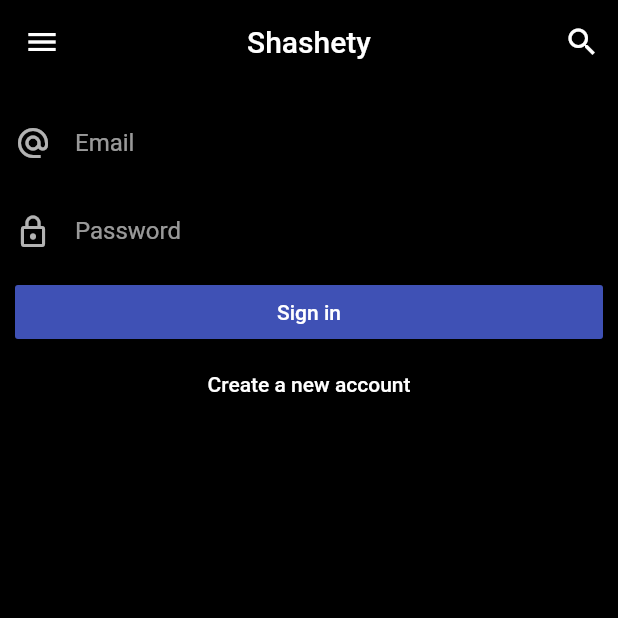
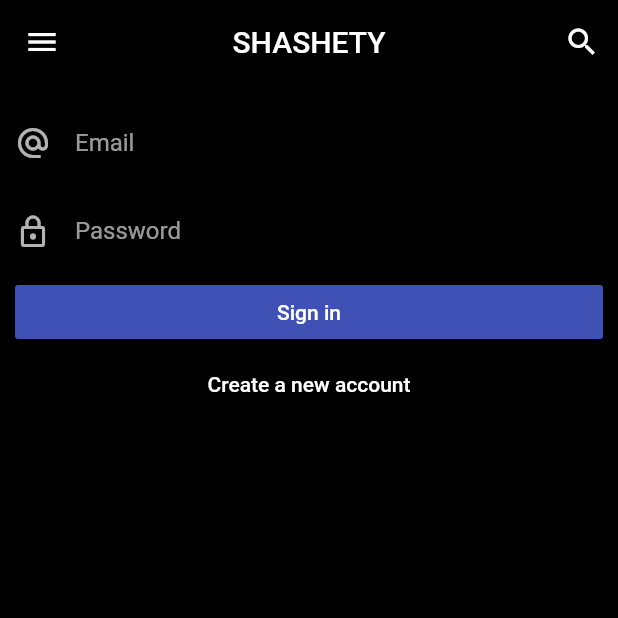
Before and after one commit to HalaSat/shashety_mobile, a Flutter app: the screen it shows after launch, item 3 of the bottom bar chosen, on a phone screen of 412 x 824 dp, the top half of it. Run offline on Flutter 3.47's test engine with Material 2 defaults, Android fonts, the phone set to English and light mode, and no system bars; our stand-ins replace built_collection, built_value, cached_network_image, carousel_slider, cloud_firestore, firebase_auth and 2 more; missing offline and left inert: incrementally_loading_listview, queries, screen; accounts and stored records are empty; generated files the repository leaves out were written again; network calls fail; statements that could not run were skipped.

Commit message:
use capital title and remove automatic keep alive mixin

```diff
--- a/lib/src/pages/app.dart
+++ b/lib/src/pages/app.dart
@@ -49,7 +49,7 @@ class Body extends StatefulWidget {
   _BodyState createState() => _BodyState();
 }
 
-class _BodyState extends State<Body> with AutomaticKeepAliveClientMixin {
+class _BodyState extends State<Body> {
   final Auth _auth = Auth();
   final PageStorageBucket bucket = PageStorageBucket();
   final List<Color> _colors = [Colors.red, Colors.blue, Colors.indigo];
@@ -71,7 +71,7 @@ class _BodyState extends State<Body> with AutomaticKeepAliveClientMixin {
     return Scaffold(
       appBar: AppBar(
         centerTitle: true,
-        title: Text(kAppName),
+        title: Text(kAppName.toUpperCase()),
         actions: <Widget>[
           IconButton(
             icon: Icon(Icons.search),
@@ -173,9 +173,6 @@ class _BodyState extends State<Body> with AutomaticKeepAliveClientMixin {
 
   Widget _createPageStorage(Widget widget) =>
       PageStorage(bucket: bucket, child: widget);
-
-  @override
-  bool get wantKeepAlive => true;
 }
 
 class HomePage extends StatefulWidget {
--- a/lib/src/pages/chat.dart
+++ b/lib/src/pages/chat.dart
@@ -17,7 +17,7 @@ class ChatPage extends StatefulWidget {
   }
 }
 
-class _ChatPageState extends State<ChatPage> with AutomaticKeepAliveClientMixin {
+class _ChatPageState extends State<ChatPage> {
   final GlobalKey<FormState> _messageInputFormKey = GlobalKey<FormState>();
   final Firestore _firestore = Firestore.instance;
 
@@ -219,7 +219,4 @@ class _ChatPageState extends State<ChatPage> with AutomaticKeepAliveClientMixin
       ),
     );
   }
-
-  @override
-  bool get wantKeepAlive => true;
 }
--- a/lib/src/pages/login.dart
+++ b/lib/src/pages/login.dart
@@ -9,6 +9,7 @@ import 'package:scoped_model/scoped_model.dart';
 import 'package:uuid/uuid.dart';
 
 import '../models/account.dart';
+import '../widgets/activity_indicator.dart';
 import '../const.dart' show kDefaultAvatarUrl;
 import '../services/auth.dart';
 import './chat.dart';
@@ -100,7 +101,7 @@ class _LoginFormState extends State<LoginForm> {
         radius: 50.0,
         backgroundColor: Colors.blue,
         backgroundImage: NetworkImage(_photoUrl),
-        child: _isLoadingImage ? CupertinoActivityIndicator() : Container(),
+        child: _isLoadingImage ? ActivityIndicator() : Container(),
       ),
       onTap: () {
         // Generate a unique id for the image, it may use the same uuid
```
